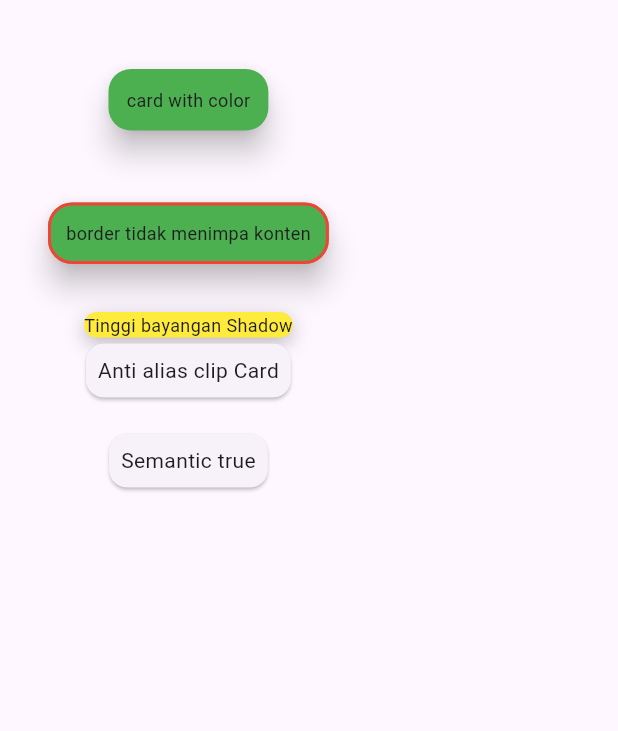
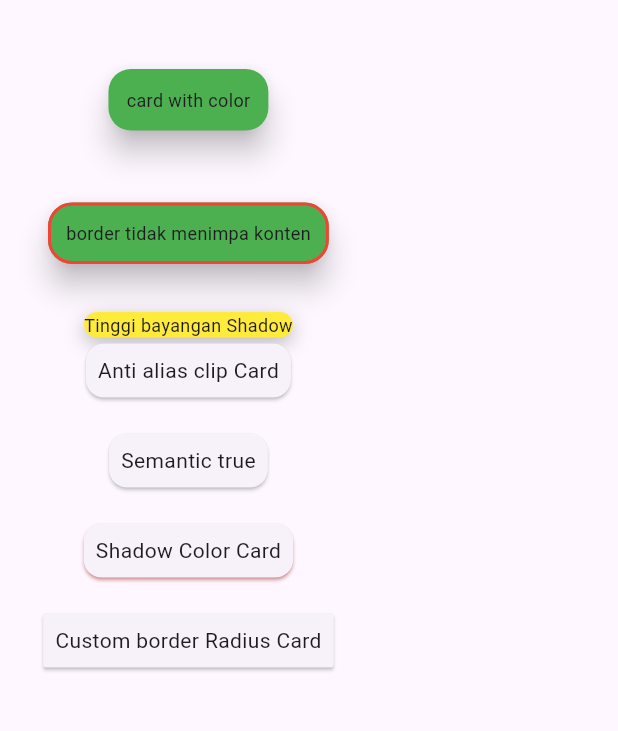
Before and after one commit to adityaaji03/tugas_week_8_1123150023, a Flutter app: the screen it shows after launch, on a phone screen of 412 x 824 dp, the part 63-794 px from its top. Run offline on Flutter 3.47's test engine with Material 3 defaults, Android fonts, the phone set to English and light mode, and no system bars.

Commit message:
mencoba properti border radius

```diff
--- a/lib/pages/page_card_01.dart
+++ b/lib/pages/page_card_01.dart
@@ -85,6 +85,33 @@ class MyPages extends StatelessWidget {
               ),
             ),
             SizedBox(height: 16),
+
+            Card(
+              shadowColor: Colors.red,
+              child: Padding(
+                padding: const EdgeInsets.all(8.0),
+                child: Text(
+                  "Shadow Color Card",
+                  style: TextStyle(fontSize: 14.0),
+                ),
+              ),
+            ),
+            SizedBox(height: 16),
+
+            Card(
+              shape: RoundedRectangleBorder(
+                borderRadius: BorderRadius.circular(2.0),
+              ),
+              child: Padding(
+                padding: const EdgeInsets.all(8.0),
+                child: Text(
+                  "Custom border Radius Card",
+                  style: TextStyle(fontSize: 14.0),
+                ),
+              ),
+            ),
+            SizedBox(height: 16),
+
           ],
 
 
```
